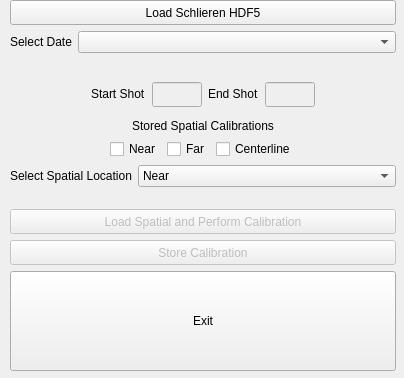
Qt form funcs/gui/ui/calWindow.ui (cartemic/DetResearch) before a commit.
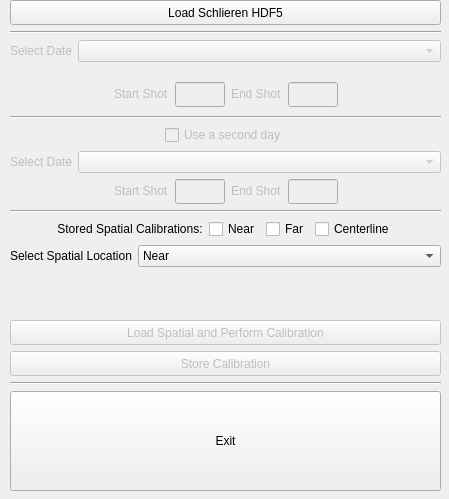
The same form after that commit.

Commit message: Update calibration GUI layout

What changed in the file:
```diff
--- a/funcs/gui/ui/calWindow.ui
+++ b/funcs/gui/ui/calWindow.ui
@@ -6,8 +6,8 @@
    <rect>
     <x>0</x>
     <y>0</y>
-    <width>404</width>
-    <height>378</height>
+    <width>449</width>
+    <height>499</height>
    </rect>
   </property>
   <property name="windowTitle">
@@ -19,8 +19,8 @@
      <rect>
       <x>10</x>
       <y>0</y>
-      <width>386</width>
-      <height>371</height>
+      <width>431</width>
+      <height>491</height>
      </rect>
     </property>
     <layout class="QVBoxLayout" name="layoutVertMain">
@@ -44,27 +44,42 @@
       </widget>
      </item>
      <item>
+      <widget class="Line" name="line_4">
+       <property name="orientation">
+        <enum>Qt::Horizontal</enum>
+       </property>
+      </widget>
+     </item>
+     <item>
+      <layout class="QVBoxLayout" name="verticalLayout_4">
+       <item>
       <layout class="QFormLayout" name="layoutFormSelectDate">
        <property name="formAlignment">
         <set>Qt::AlignHCenter|Qt::AlignTop</set>
        </property>
-       <item row="0" column="1">
-        <widget class="QComboBox" name="cboxSelectDate">
-         <property name="minimumSize">
-          <size>
-           <width>240</width>
-           <height>0</height>
-          </size>
-         </property>
-        </widget>
-       </item>
        <item row="0" column="0">
         <widget class="QLabel" name="lblSelectDate">
+           <property name="enabled">
+            <bool>false</bool>
+           </property>
          <property name="text">
           <string>Select Date</string>
          </property>
         </widget>
        </item>
+         <item row="0" column="1">
+          <widget class="QComboBox" name="cboxSelectDate">
+           <property name="enabled">
+            <bool>false</bool>
+           </property>
+           <property name="minimumSize">
+            <size>
+             <width>240</width>
+             <height>0</height>
+            </size>
+           </property>
+          </widget>
+         </item>
       </layout>
      </item>
      <item>
@@ -111,6 +126,9 @@
          </item>
          <item row="0" column="0">
           <widget class="QLabel" name="lblStartShot">
+             <property name="enabled">
+              <bool>false</bool>
+             </property>
            <property name="text">
             <string>Start Shot</string>
            </property>
@@ -125,6 +143,9 @@
          </property>
          <item row="0" column="0">
           <widget class="QLabel" name="lblEndShot">
+             <property name="enabled">
+              <bool>false</bool>
+             </property>
            <property name="text">
             <string>End Shot</string>
            </property>
@@ -181,15 +202,213 @@
        </item>
       </layout>
      </item>
+      </layout>
+     </item>
      <item>
-      <layout class="QVBoxLayout" name="verticalLayout">
+      <widget class="Line" name="line">
+       <property name="orientation">
+        <enum>Qt::Horizontal</enum>
+       </property>
+      </widget>
+     </item>
        <item>
-        <widget class="QLabel" name="lblStoredCalibrations">
+      <layout class="QVBoxLayout" name="layoutSecondDay">
+       <item>
+        <layout class="QHBoxLayout" name="horizontalLayout">
+         <item>
+          <spacer name="horizontalSpacer_16">
+           <property name="orientation">
+            <enum>Qt::Horizontal</enum>
+           </property>
+           <property name="sizeHint" stdset="0">
+            <size>
+             <width>40</width>
+             <height>20</height>
+            </size>
+           </property>
+          </spacer>
+         </item>
+         <item>
+          <widget class="QCheckBox" name="chkUseDate2">
+           <property name="enabled">
+            <bool>false</bool>
+           </property>
          <property name="text">
-          <string>Stored Spatial Calibrations</string>
-         </property>
+            <string>Use a second day</string>
+           </property>
+          </widget>
+         </item>
+         <item>
+          <spacer name="horizontalSpacer_17">
+           <property name="orientation">
+            <enum>Qt::Horizontal</enum>
+           </property>
+           <property name="sizeHint" stdset="0">
+            <size>
+             <width>40</width>
+             <height>20</height>
+            </size>
+           </property>
+          </spacer>
+         </item>
+        </layout>
+       </item>
+       <item>
+        <layout class="QFormLayout" name="layoutFormSelectDate2">
+         <property name="formAlignment">
+          <set>Qt::AlignHCenter|Qt::AlignTop</set>
+         </property>
+         <item row="0" column="0">
+          <widget class="QLabel" name="lblSelectDate2">
+           <property name="enabled">
+            <bool>false</bool>
+           </property>
+           <property name="text">
+            <string>Select Date</string>
+           </property>
+          </widget>
+         </item>
+         <item row="0" column="1">
+          <widget class="QComboBox" name="cboxSelectDate2">
+           <property name="enabled">
+            <bool>false</bool>
+           </property>
+           <property name="minimumSize">
+            <size>
+             <width>240</width>
+             <height>0</height>
+            </size>
+           </property>
+          </widget>
+         </item>
+        </layout>
+       </item>
+       <item>
+        <layout class="QHBoxLayout" name="layoutHorizShotSelect_4">
+         <item>
+          <spacer name="horizontalSpacer_13">
+           <property name="orientation">
+            <enum>Qt::Horizontal</enum>
+           </property>
+           <property name="sizeHint" stdset="0">
+            <size>
+             <width>40</width>
+             <height>20</height>
+            </size>
+           </property>
+          </spacer>
+         </item>
+         <item>
+          <layout class="QFormLayout" name="formLayout_8">
+           <property name="formAlignment">
+            <set>Qt::AlignLeading|Qt::AlignLeft|Qt::AlignVCenter</set>
+           </property>
+           <item row="0" column="1">
+            <widget class="QLineEdit" name="inpStartShot2">
+             <property name="enabled">
+              <bool>false</bool>
+             </property>
+             <property name="minimumSize">
+              <size>
+               <width>50</width>
+               <height>25</height>
+              </size>
+             </property>
+             <property name="maximumSize">
+              <size>
+               <width>50</width>
+               <height>25</height>
+              </size>
+             </property>
          <property name="alignment">
           <set>Qt::AlignCenter</set>
+             </property>
+            </widget>
+           </item>
+           <item row="0" column="0">
+            <widget class="QLabel" name="lblStartShot2">
+             <property name="enabled">
+              <bool>false</bool>
+             </property>
+             <property name="text">
+              <string>Start Shot</string>
+             </property>
+            </widget>
+           </item>
+          </layout>
+         </item>
+         <item>
+          <layout class="QFormLayout" name="formLayout_9">
+           <property name="formAlignment">
+            <set>Qt::AlignLeading|Qt::AlignLeft|Qt::AlignVCenter</set>
+           </property>
+           <item row="0" column="0">
+            <widget class="QLabel" name="lblEndShot2">
+             <property name="enabled">
+              <bool>false</bool>
+             </property>
+             <property name="text">
+              <string>End Shot</string>
+             </property>
+            </widget>
+           </item>
+           <item row="0" column="1">
+            <widget class="QLineEdit" name="inpEndShot2">
+             <property name="enabled">
+              <bool>false</bool>
+             </property>
+             <property name="sizePolicy">
+              <sizepolicy hsizetype="Fixed" vsizetype="Fixed">
+               <horstretch>0</horstretch>
+               <verstretch>0</verstretch>
+              </sizepolicy>
+             </property>
+             <property name="minimumSize">
+              <size>
+               <width>50</width>
+               <height>25</height>
+              </size>
+             </property>
+             <property name="maximumSize">
+              <size>
+               <width>50</width>
+               <height>25</height>
+              </size>
+             </property>
+             <property name="baseSize">
+              <size>
+               <width>0</width>
+               <height>0</height>
+              </size>
+             </property>
+             <property name="alignment">
+              <set>Qt::AlignCenter</set>
+             </property>
+            </widget>
+           </item>
+          </layout>
+         </item>
+         <item>
+          <spacer name="horizontalSpacer_14">
+           <property name="orientation">
+            <enum>Qt::Horizontal</enum>
+           </property>
+           <property name="sizeHint" stdset="0">
+            <size>
+             <width>40</width>
+             <height>20</height>
+            </size>
+           </property>
+          </spacer>
+         </item>
+        </layout>
+       </item>
+      </layout>
+     </item>
+     <item>
+      <widget class="Line" name="line_2">
+       <property name="orientation">
+        <enum>Qt::Horizontal</enum>
          </property>
         </widget>
        </item>
@@ -208,6 +427,16 @@
            </property>
           </spacer>
          </item>
+       <item>
+        <widget class="QLabel" name="lblStoredCalibrations">
+         <property name="text">
+          <string>Stored Spatial Calibrations:</string>
+         </property>
+         <property name="alignment">
+          <set>Qt::AlignCenter</set>
+         </property>
+        </widget>
+       </item>
          <item>
           <widget class="QCheckBox" name="chkStoredNear">
            <property name="text">
@@ -253,8 +482,6 @@
          </item>
         </layout>
        </item>
-      </layout>
-     </item>
      <item>
       <layout class="QFormLayout" name="layoutFormSelectSpatialLocation">
        <property name="formAlignment">
@@ -333,6 +560,13 @@
        </property>
       </widget>
      </item>
+     <item>
+      <widget class="Line" name="line_3">
+       <property name="orientation">
+        <enum>Qt::Horizontal</enum>
+       </property>
+      </widget>
+     </item>
      <item>
       <widget class="QPushButton" name="btnExit">
        <property name="minimumSize">
```
Lines whose indentation alone changed are shown as unchanged. The commit also changes 1 other file.
